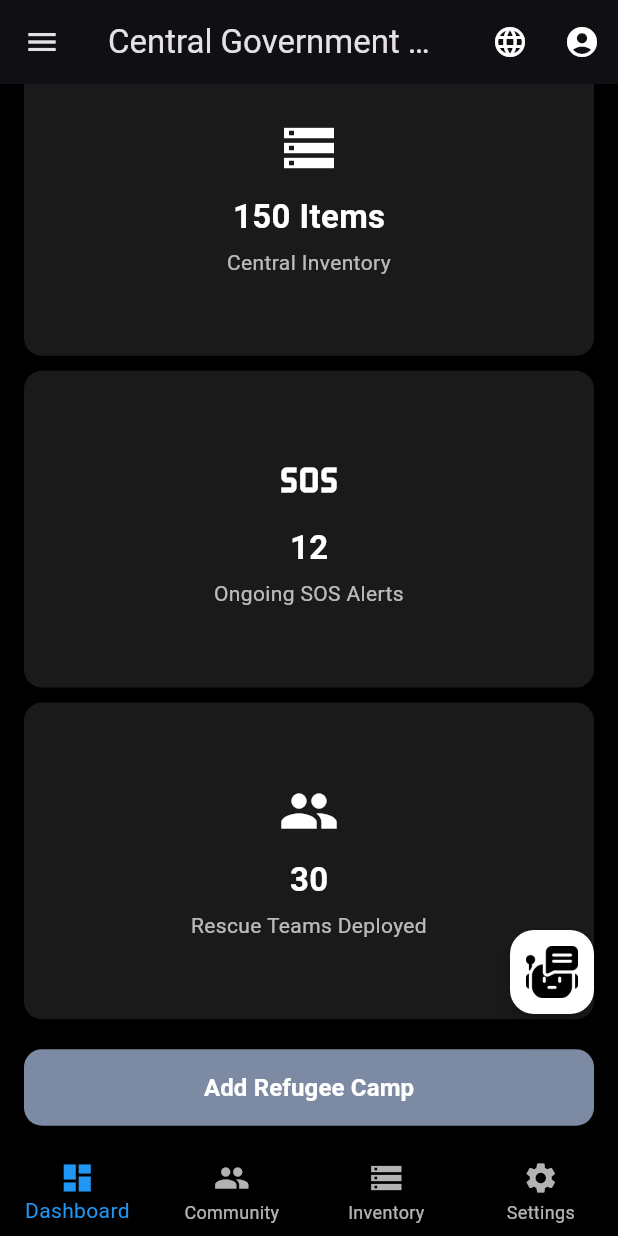
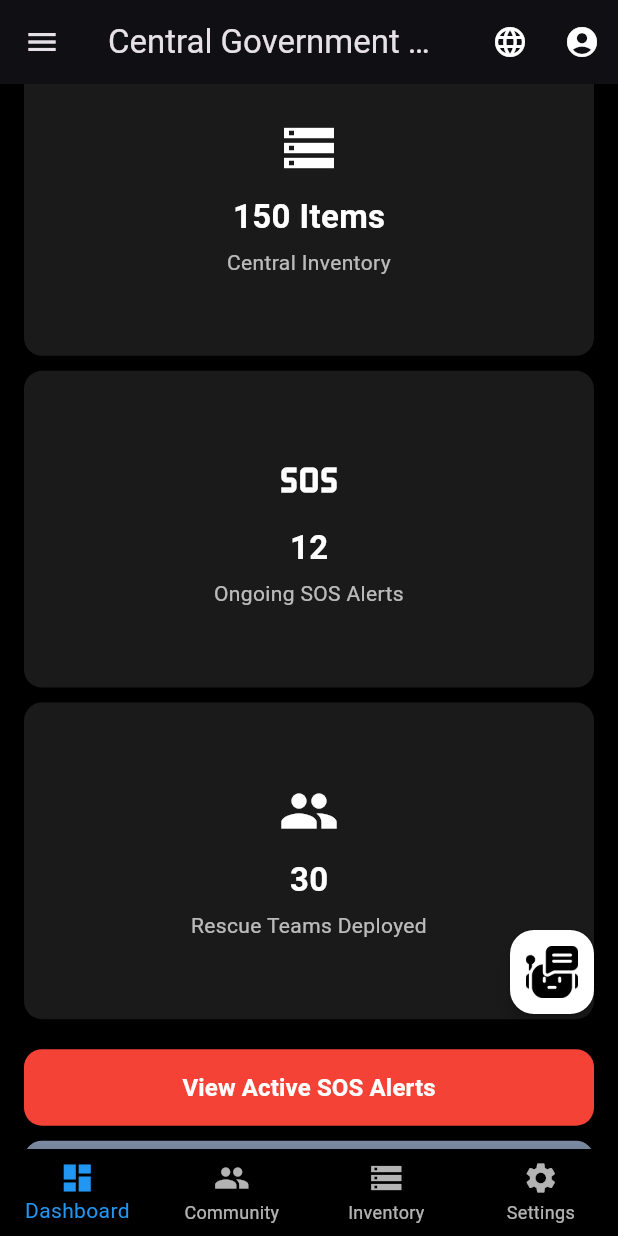
Before and after one commit to she-codes3298/gsc, a Flutter app: the CentralDashboardPage screen opened by its route, scrolled down 306 dp, on a phone screen of 412 x 824 dp. Run offline on Flutter 3.47's test engine with Material 3 defaults, Android fonts, the light colour scheme and no system bars; our stand-ins replace cloud_firestore, dash_chat_2, firebase_auth, firebase_core, firebase_messaging, firebase_storage and 5 more; accounts and stored records are empty.

Commit message:
Adding SOS

```diff
--- a/lib/app/central/common/app_drawer.dart
+++ b/lib/app/central/common/app_drawer.dart
@@ -2,9 +2,11 @@ import 'package:flutter/material.dart';
 import '../../../auth/auth.dart'; // Import AuthService
 
 class AppDrawer extends StatelessWidget {
+  const AppDrawer({super.key});
+
   @override
   Widget build(BuildContext context) {
-    final AuthService _authService =
+    final AuthService authService =
         AuthService(); // Create an instance of AuthService
 
     return Drawer(
@@ -95,7 +97,7 @@ class AppDrawer extends StatelessWidget {
             leading: const Icon(Icons.logout, color: Colors.red),
             title: const Text("Logout", style: TextStyle(color: Colors.red)),
             onTap: () {
-              _authService.signOut(context); // Call signOut method
+              authService.signOut(context); // Call signOut method
             },
           ),
         ],
--- a/lib/app/central/modules/ai_chatbot.dart
+++ b/lib/app/central/modules/ai_chatbot.dart
@@ -6,6 +6,8 @@ import 'dart:convert';
 import 'dart:io';
 
 class AIChatbotScreen extends StatefulWidget {
+  const AIChatbotScreen({super.key});
+
   @override
   _AIChatbotScreenState createState() => _AIChatbotScreenState();
 }
--- a/lib/app/central/modules/camps/camp_management_map.dart
+++ b/lib/app/central/modules/camps/camp_management_map.dart
@@ -4,6 +4,8 @@ import 'package:cloud_firestore/cloud_firestore.dart';
 import 'package:geocoding/geocoding.dart';
 
 class RefugeeCampPage extends StatefulWidget {
+  const RefugeeCampPage({super.key});
+
   @override
   _RefugeeCampPageState createState() => _RefugeeCampPageState();
 }
--- a/lib/app/central/modules/dashboard/dashboard_page.dart
+++ b/lib/app/central/modules/dashboard/dashboard_page.dart
@@ -8,6 +8,8 @@ import '../settings/settings_page.dart';
 
 // ✅ Dashboard View (Now Fixed)
 class DashboardView extends StatelessWidget {
+  const DashboardView({super.key});
+
   @override
   Widget build(BuildContext context) {
     double screenHeight = MediaQuery.of(context).size.height;
@@ -82,7 +84,39 @@ class DashboardView extends StatelessWidget {
               ),
 
               const SizedBox(height: 20), // ✅ Adds spacing to prevent overflow
-              // ✅ Add Refugee Camp Button
+
+              // ✅ NEW BUTTON: View Active SOS Alerts
+              Align(
+                alignment: Alignment.center,
+                child: SizedBox(
+                  width: double.infinity,
+                  child: ElevatedButton(
+                    onPressed: () {
+                      Navigator.pushNamed(context, '/sos_alerts'); // ✅ Navigates to SOS Alerts Page
+                    },
+                    style: ElevatedButton.styleFrom(
+                      padding: const EdgeInsets.symmetric(vertical: 14),
+                      shape: RoundedRectangleBorder(
+                        borderRadius: BorderRadius.circular(12),
+                      ),
+                      backgroundColor: Colors.red, // 🔴 SOS Button Color
+                      elevation: 5,
+                    ),
+                    child: const Text(
+                      "View Active SOS Alerts",
+                      style: TextStyle(
+                        fontSize: 16,
+                        fontWeight: FontWeight.bold,
+                        color: Colors.white,
+                      ),
+                    ),
+                  ),
+                ),
+              ),
+
+              const SizedBox(height: 10), // ✅ Space between buttons
+
+              // ✅ Existing Button: Add Refugee Camp (UNCHANGED)
               Align(
                 alignment: Alignment.center,
                 child: SizedBox(
--- a/lib/app/central/modules/inventory/inventory_page.dart
+++ b/lib/app/central/modules/inventory/inventory_page.dart
@@ -1,6 +1,8 @@
 import 'package:flutter/material.dart';
 
 class InventoryPage extends StatelessWidget {
+  const InventoryPage({super.key});
+
   @override
   Widget build(BuildContext context) {
     return Center(
--- a/lib/app/central/modules/settings/settings_page.dart
+++ b/lib/app/central/modules/settings/settings_page.dart
@@ -1,6 +1,8 @@
 import 'package:flutter/material.dart';
 
 class SettingsPage extends StatelessWidget {
+  const SettingsPage({super.key});
+
   @override
   Widget build(BuildContext context) {
     return Center(
--- a/pubspec.yaml
+++ b/pubspec.yaml
@@ -18,6 +18,8 @@ dependencies:
   cloud_firestore: ^5.6.5 # Firestore (if you're storing user details)
   firebase_analytics: ^11.4.4 # Google Analytics for Firebase
   get: ^4.7.2
+  firebase_messaging: ^15.2.4
+  flutter_local_notifications: ^19.0.0
   provider: ^6.1.2
   flutter_gemini: ^3.0.0
   dash_chat_2: ^0.0.21
```
Also changed, not shown: lib/app/central/modules/community/community_page.dart (+5 -3 lines), lib/app/modules/sos_alerts/sos_alerts_page.dart (added, +76 -0 lines), lib/main.dart (+105 -2 lines), pubspec.lock, 3 other files.
